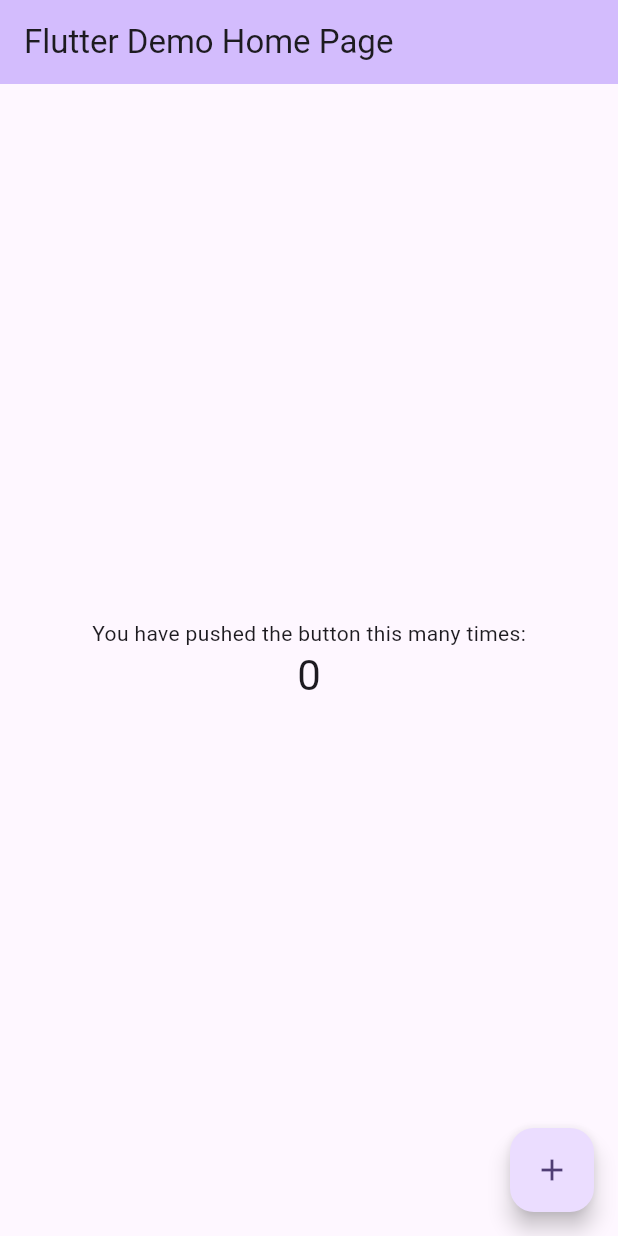
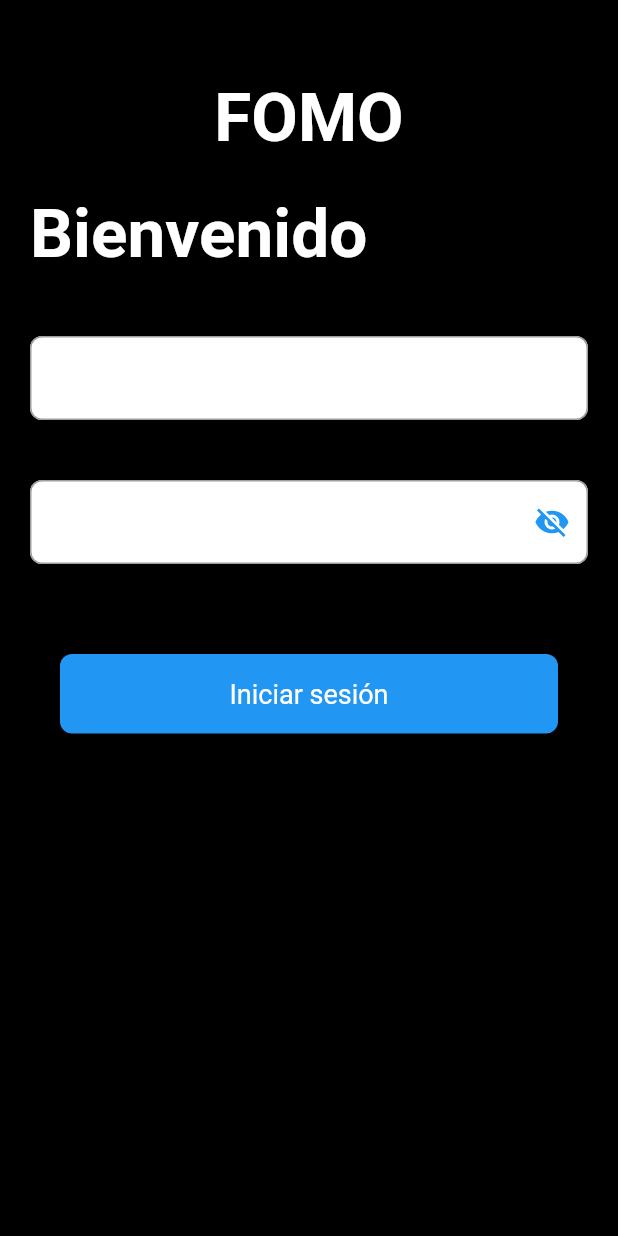
Before and after one commit to r3vega/fomo_app, a Flutter app: the screen it shows after launch, on a phone screen of 412 x 824 dp. Run offline on Flutter 3.47's test engine with Material 3 defaults, Android fonts, the light colour scheme and no system bars; our stand-ins replace get.

Commit message:
created struct proyect and login screen

```diff
--- /dev/null
+++ b/lib/controllers/controllers.dart
@@ -0,0 +1 @@
+export 'response_controller.dart';
--- a/lib/main.dart
+++ b/lib/main.dart
@@ -1,125 +1,19 @@
 import 'package:flutter/material.dart';
+import 'package:fomo/controllers/controllers.dart';
+import 'package:fomo/screens/screens.dart';
+import 'package:get/get.dart';
 
-void main() {
-  runApp(const MyApp());
+void main() async {
+  runApp(const MaterialApp(
+    debugShowCheckedModeBanner: false,
+    home: Login(),
+  ));
+  await Get.putAsync(ResponseController.init).then((respC) => {
+        runApp(GetMaterialApp(
+          debugShowCheckedModeBanner: false,
+          theme: respC.getTheme(),
+          initialRoute: respC.getInitialRoute(),
+          getPages: respC.getPages(),
+        ))
+      });
 }
-
-class MyApp extends StatelessWidget {
-  const MyApp({super.key});
-
-  // This widget is the root of your application.
-  @override
-  Widget build(BuildContext context) {
-    return MaterialApp(
-      title: 'Flutter Demo',
-      theme: ThemeData(
-        // This is the theme of your application.
-        //
-        // TRY THIS: Try running your application with "flutter run". You'll see
-        // the application has a purple toolbar. Then, without quitting the app,
-        // try changing the seedColor in the colorScheme below to Colors.green
-        // and then invoke "hot reload" (save your changes or press the "hot
-        // reload" button in a Flutter-supported IDE, or press "r" if you used
-        // the command line to start the app).
-        //
-        // Notice that the counter didn't reset back to zero; the application
-        // state is not lost during the reload. To reset the state, use hot
-        // restart instead.
-        //
-        // This works for code too, not just values: Most code changes can be
-        // tested with just a hot reload.
-        colorScheme: ColorScheme.fromSeed(seedColor: Colors.deepPurple),
-        useMaterial3: true,
-      ),
-      home: const MyHomePage(title: 'Flutter Demo Home Page'),
-    );
-  }
-}
-
-class MyHomePage extends StatefulWidget {
-  const MyHomePage({super.key, required this.title});
-
-  // This widget is the home page of your application. It is stateful, meaning
-  // that it has a State object (defined below) that contains fields that affect
-  // how it looks.
-
-  // This class is the configuration for the state. It holds the values (in this
-  // case the title) provided by the parent (in this case the App widget) and
-  // used by the build method of the State. Fields in a Widget subclass are
-  // always marked "final".
-
-  final String title;
-
-  @override
-  State<MyHomePage> createState() => _MyHomePageState();
-}
-
-class _MyHomePageState extends State<MyHomePage> {
-  int _counter = 0;
-
-  void _incrementCounter() {
-    setState(() {
-      // This call to setState tells the Flutter framework that something has
-      // changed in this State, which causes it to rerun the build method below
-      // so that the display can reflect the updated values. If we changed
-      // _counter without calling setState(), then the build method would not be
-      // called again, and so nothing would appear to happen.
-      _counter++;
-    });
-  }
-
-  @override
-  Widget build(BuildContext context) {
-    // This method is rerun every time setState is called, for instance as done
-    // by the _incrementCounter method above.
-    //
-    // The Flutter framework has been optimized to make rerunning build methods
-    // fast, so that you can just rebuild anything that needs updating rather
-    // than having to individually change instances of widgets.
-    return Scaffold(
-      appBar: AppBar(
-        // TRY THIS: Try changing the color here to a specific color (to
-        // Colors.amber, perhaps?) and trigger a hot reload to see the AppBar
-        // change color while the other colors stay the same.
-        backgroundColor: Theme.of(context).colorScheme.inversePrimary,
-        // Here we take the value from the MyHomePage object that was created by
-        // the App.build method, and use it to set our appbar title.
-        title: Text(widget.title),
-      ),
-      body: Center(
-        // Center is a layout widget. It takes a single child and positions it
-        // in the middle of the parent.
-        child: Column(
-          // Column is also a layout widget. It takes a list of children and
-          // arranges them vertically. By default, it sizes itself to fit its
-          // children horizontally, and tries to be as tall as its parent.
-          //
-          // Column has various properties to control how it sizes itself and
-          // how it positions its children. Here we use mainAxisAlignment to
-          // center the children vertically; the main axis here is the vertical
-          // axis because Columns are vertical (the cross axis would be
-          // horizontal).
-          //
-          // TRY THIS: Invoke "debug painting" (choose the "Toggle Debug Paint"
-          // action in the IDE, or press "p" in the console), to see the
-          // wireframe for each widget.
-          mainAxisAlignment: MainAxisAlignment.center,
-          children: <Widget>[
-            const Text(
-              'You have pushed the button this many times:',
-            ),
-            Text(
-              '$_counter',
-              style: Theme.of(context).textTheme.headlineMedium,
-            ),
-          ],
-        ),
-      ),
-      floatingActionButton: FloatingActionButton(
-        onPressed: _incrementCounter,
-        tooltip: 'Increment',
-        child: const Icon(Icons.add),
-      ), // This trailing comma makes auto-formatting nicer for build methods.
-    );
-  }
-}
--- /dev/null
+++ b/lib/screens/login.dart
@@ -0,0 +1,64 @@
+import 'package:flutter/material.dart';
+import 'package:fomo/widgets/widgets.dart';
+
+class Login extends StatefulWidget {
+  const Login({super.key});
+
+  @override
+  State<Login> createState() => _LoginState();
+}
+
+class _LoginState extends State<Login> {
+  String user = "";
+  String pass = "";
+  @override
+  Widget build(BuildContext context) {
+    return Background(
+      child: Column(
+        mainAxisAlignment: MainAxisAlignment.center,
+        crossAxisAlignment: CrossAxisAlignment.stretch,
+        children: [
+          SizedBox(
+            height: 50,
+          ),
+          Center(
+            child: Text(
+              // Cambiar por una imagen???
+              "FOMO",
+              style: Theme.of(context).textTheme.titleLarge,
+            ),
+          ),
+          Padding(
+              padding: const EdgeInsets.symmetric(horizontal: 20, vertical: 20),
+              child: Text(
+                "Bienvenido",
+                style: Theme.of(context).textTheme.titleLarge,
+              )),
+          Padding(
+            padding: const EdgeInsets.symmetric(horizontal: 20, vertical: 20),
+            child: TextFieldWidget(
+              onChanged: (str) {
+                user = str;
+              },
+            ),
+          ),
+          Padding(
+            padding: const EdgeInsets.symmetric(horizontal: 20, vertical: 20),
+            child: TextFieldWidget(
+              isPassword: true,
+              onChanged: (str) {
+                pass = str;
+              },
+            ),
+          ),
+          Padding(
+              padding: const EdgeInsets.symmetric(horizontal: 40, vertical: 40),
+              child: TextButtonWidget(
+                text: "Iniciar sesión",
+                onPressed: () {},
+              )),
+        ],
+      ),
+    );
+  }
+}
--- /dev/null
+++ b/lib/screens/screens.dart
@@ -0,0 +1 @@
+export 'login.dart';
--- /dev/null
+++ b/lib/widgets/background.dart
@@ -0,0 +1,29 @@
+import 'package:flutter/material.dart';
+
+class Background extends StatefulWidget {
+  const Background({
+    super.key,
+    required this.child,
+    this.hasBackground = true,
+    this.hasAddButton = false,
+  });
+  final Widget child;
+  final bool hasBackground;
+  final bool hasAddButton;
+  @override
+  State<Background> createState() => _BackgroundState();
+}
+
+class _BackgroundState extends State<Background> {
+  @override
+  Widget build(BuildContext context) {
+    return Scaffold(
+      body: SingleChildScrollView(
+        child: widget.child,
+      ),
+      //backgroundColor: widget.hasBackground? Theme.of(context).scaffoldBackgroundColor:null,
+      //bottomNavigationBar: widget.hasAddButton?
+      //floatingActionButton: Visibility(child: FloatingActionButton(onPressed: (){},child: const Icon(Icons.add,size: 50,color: Colors.white,),),),
+    );
+  }
+}
--- /dev/null
+++ b/lib/widgets/text_button.dart
@@ -0,0 +1,28 @@
+import 'package:flutter/material.dart';
+
+class TextButtonWidget extends StatefulWidget {
+  const TextButtonWidget({
+    super.key,
+    required this.onPressed,
+    required this.text,
+  });
+
+  final String text;
+  final VoidCallback onPressed;
+  @override
+  State<TextButtonWidget> createState() => _TextButtonState();
+}
+
+class _TextButtonState extends State<TextButtonWidget> {
+  InputDecoration? decoration;
+  bool visibleText = true;
+  @override
+  void initState() {
+    super.initState();
+  }
+
+  @override
+  Widget build(BuildContext context) {
+    return TextButton(onPressed: widget.onPressed, child: Text(widget.text));
+  }
+}
--- /dev/null
+++ b/lib/widgets/text_field.dart
@@ -0,0 +1,50 @@
+import 'package:flutter/material.dart';
+
+class TextFieldWidget extends StatefulWidget {
+  const TextFieldWidget({
+    super.key,
+    required this.onChanged,
+    this.initValue = "",
+    this.isPassword = false,
+  });
+
+  final String initValue;
+  final bool isPassword;
+  final Function(String str) onChanged;
+  @override
+  State<TextFieldWidget> createState() => _TextFieldState();
+}
+
+class _TextFieldState extends State<TextFieldWidget> {
+  InputDecoration? decoration;
+  bool visibleText = true;
+  @override
+  void initState() {
+    super.initState();
+    if (widget.isPassword) {
+      visibleText = false;
+    }
+  }
+
+  @override
+  Widget build(BuildContext context) {
+    return TextFormField(
+      initialValue: widget.initValue,
+      onChanged: widget.onChanged,
+      decoration: widget.isPassword
+          ? InputDecoration(
+              suffixIcon: IconButton(
+              icon: Icon(
+                visibleText ? Icons.remove_red_eye : Icons.visibility_off,
+              ),
+              onPressed: () {
+                setState(() {
+                  visibleText = !visibleText;
+                });
+              },
+            ))
+          : null,
+      obscureText: !visibleText,
+    );
+  }
+}
--- /dev/null
+++ b/lib/widgets/widgets.dart
@@ -0,0 +1,3 @@
+export 'background.dart';
+export 'text_field.dart';
+export 'text_button.dart';
--- a/pubspec.yaml
+++ b/pubspec.yaml
@@ -35,6 +35,7 @@ dependencies:
   # The following adds the Cupertino Icons font to your application.
   # Use with the CupertinoIcons class for iOS style icons.
   cupertino_icons: ^1.0.6
+  get: ^4.6.6
 
 dev_dependencies:
   flutter_test:
```
Also changed, not shown: lib/controllers/response_controller.dart (added, +50 -0 lines), lib/theme.dart (added, +99 -0 lines), 1 other file.
